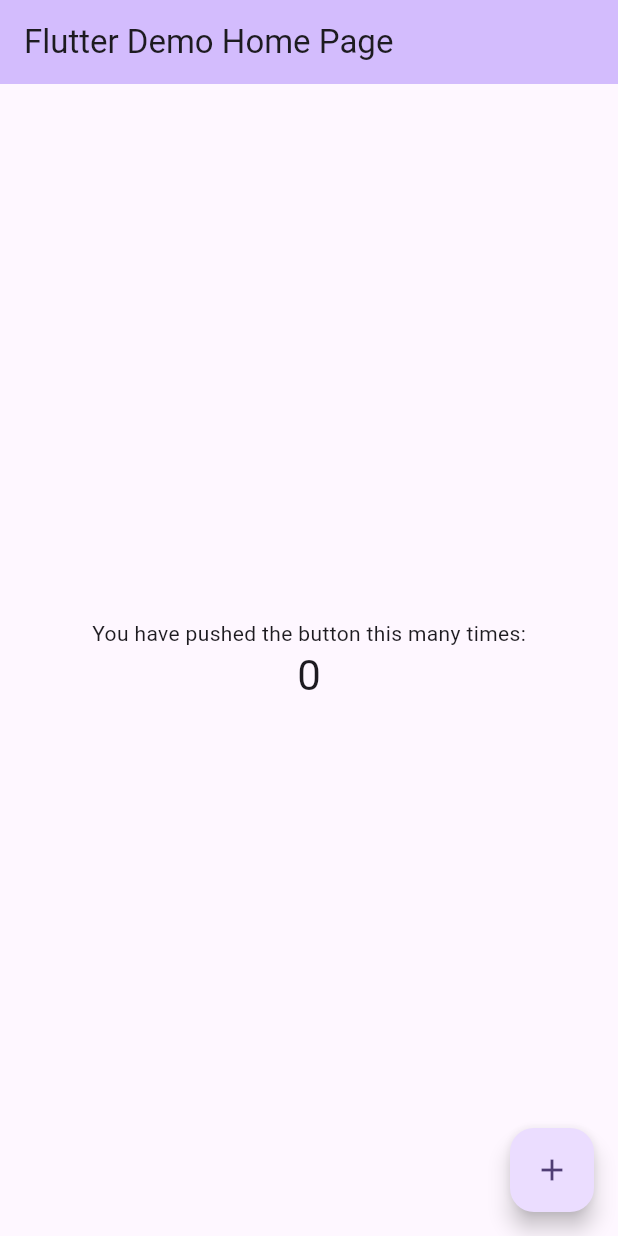
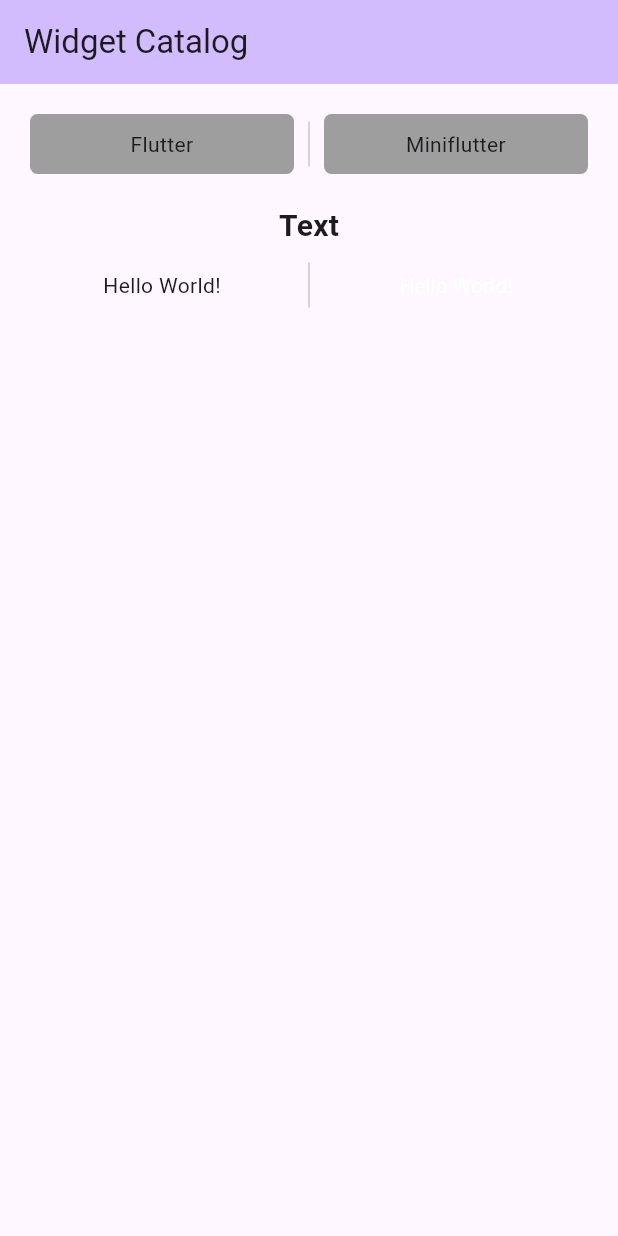
Before and after one commit to keiseiisobe/miniflutter, a Flutter app: the screen it shows after launch, on a phone screen of 412 x 824 dp. Run offline on Flutter 3.47's test engine with Material 3 defaults, Android fonts, the phone set to English and light mode, and no system bars.

Commit message:
added DefaultTextStyle class in text.dart

```diff
--- a/lib/main.dart
+++ b/lib/main.dart
@@ -1,4 +1,5 @@
 import 'package:flutter/material.dart';
+import 'package:miniflutter/widgets.dart' as miniflutter;
 
 void main() {
   runApp(const MyApp());
@@ -13,7 +14,7 @@
     return MaterialApp(
       title: 'Flutter Demo',
       theme: ThemeData(colorScheme: .fromSeed(seedColor: Colors.deepPurple)),
-      home: const MyHomePage(title: 'Flutter Demo Home Page'),
+      home: const MyHomePage(title: 'Widget Catalog'),
     );
   }
 }
@@ -28,13 +29,7 @@
 }
 
 class _MyHomePageState extends State<MyHomePage> {
-  int _counter = 0;
-
-  void _incrementCounter() {
-    setState(() {
-      _counter++;
-    });
-  }
+  static const _string1 = "Hello World!";
 
   @override
   Widget build(BuildContext context) {
@@ -43,23 +38,79 @@
         backgroundColor: Theme.of(context).colorScheme.inversePrimary,
         title: Text(widget.title),
       ),
-      body: Center(
-        child: Column(
-          mainAxisAlignment: .center,
-          children: [
-            const Text('You have pushed the button this many times:'),
-            Text(
-              '$_counter',
-              style: Theme.of(context).textTheme.headlineMedium,
-            ),
-          ],
-        ),
-      ),
-      floatingActionButton: FloatingActionButton(
-        onPressed: _incrementCounter,
-        tooltip: 'Increment',
-        child: const Icon(Icons.add),
+      body: ListView(
+        padding: EdgeInsets.all(20.0),
+        children: [
+          Row(
+            mainAxisAlignment: MainAxisAlignment.spaceBetween,
+            children: [
+              Expanded(
+                child: Container(
+                  padding: EdgeInsets.symmetric(vertical: 10, horizontal: 20),
+                  decoration: BoxDecoration(
+                    color: Colors.grey,
+                    borderRadius: BorderRadius.all(Radius.circular(5.0)),
+                  ),
+                  child: Text('Flutter', textAlign: TextAlign.center),
+                ),
+              ),
+              SizedBox(width: 20, height: 30, child: const VerticalDivider()),
+              Expanded(
+                child: Container(
+                  padding: EdgeInsets.symmetric(vertical: 10, horizontal: 20),
+                  decoration: BoxDecoration(
+                    color: Colors.grey,
+                    borderRadius: BorderRadius.all(Radius.circular(5.0)),
+                  ),
+                  child: Text('Miniflutter', textAlign: TextAlign.center),
+                ),
+              ),
+            ],
+          ),
+          SizedBox(height: 20),
+          ComparisonWidget(
+            title: 'Text',
+            flutterWidget: Text(_string1),
+            miniflutterWidget: miniflutter.Text(_string1),
+          ),
+        ],
       ),
     );
   }
 }
+
+class ComparisonWidget extends StatelessWidget {
+  const ComparisonWidget({
+    super.key,
+    required this.title,
+    required this.flutterWidget,
+    required this.miniflutterWidget,
+  });
+
+  final String title;
+
+  final Widget flutterWidget;
+
+  final Widget miniflutterWidget;
+
+  @override
+  Widget build(BuildContext context) {
+    return Column(
+      spacing: 10,
+      children: [
+        Text(
+          title,
+          style: TextStyle(fontSize: 20, fontWeight: FontWeight.bold),
+        ),
+        Row(
+          mainAxisAlignment: MainAxisAlignment.spaceBetween,
+          children: [
+            Expanded(child: Center(child: flutterWidget)),
+            SizedBox(width: 20, height: 30, child: const VerticalDivider()),
+            Expanded(child: Center(child: miniflutterWidget)),
+          ],
+        ),
+      ],
+    );
+  }
+}
--- a/packages/miniflutter/lib/src/widgets/text.dart
+++ b/packages/miniflutter/lib/src/widgets/text.dart
@@ -1,5 +1,8 @@
 import 'package:flutter/widgets.dart';
 
+/// Text Widget is just a wrapper of RichText which is a RenderObjectWidget.
+/// see the link below for details.
+/// https://docs.flutter.dev/resources/architectural-overview#rendering-and-layout:~:text=Correspondingly%2C%20the%20Image%20and%20Text%20widgets%20might%20insert%20child%20widgets%20such%20as%20RawImage%20and%20RichText%20during%20the%20build%20process.%20The%20eventual%20widget%20hierarchy%20might%20therefore%20be%20deeper%20than%20what%20the%20code%20represents%2C%20as%20in%20this%20case2%3A
 class Text extends StatelessWidget {
   const Text(
     this.data, {
@@ -28,7 +31,7 @@
     final defaultTextStyle = DefaultTextStyle.of(context);
 
     return RichText(
-      text: TextSpan(text: data),
+      text: TextSpan(text: data, style: style ?? defaultTextStyle.style),
       textAlign: textAlign ?? defaultTextStyle.textAlign ?? TextAlign.start,
       softWrap: softWrap ?? defaultTextStyle.softWrap,
       overflow: overflow ?? defaultTextStyle.overflow,
@@ -36,3 +39,69 @@
     );
   }
 }
+
+class DefaultTextStyle extends InheritedTheme {
+  const DefaultTextStyle({
+    super.key,
+    required this.style,
+    this.textAlign,
+    this.softWrap = true,
+    this.overflow = TextOverflow.clip,
+    this.maxLines,
+    required super.child,
+  });
+
+  DefaultTextStyle.fallback({super.key})
+    /// Default TextStyle depends on your platform.
+    /// ex.
+    /// The default font-family for Android,Fuchsia and Linux is Roboto.
+    /// The default font-family for iOS is SF Pro Display/SF Pro Text.
+    /// The default font-family for MacOS is .AppleSystemUIFont.
+    /// The default font-family for Windows is Segoe UI.
+    /// https://api.flutter.dev/flutter/painting/TextStyle-class.html#:~:text=The%20default%20font%2Dfamily,is%20Segoe%20UI.
+    : style = const TextStyle(),
+      textAlign = null,
+      softWrap = true,
+      overflow = TextOverflow.clip,
+      maxLines = null,
+      super(child: _NullWidget());
+
+  final TextStyle style;
+
+  final TextAlign? textAlign;
+
+  final bool softWrap;
+
+  final TextOverflow overflow;
+
+  final int? maxLines;
+
+  @override
+  Widget wrap(BuildContext context, Widget child) {
+    throw UnimplementedError();
+  }
+
+  @override
+  bool updateShouldNotify(DefaultTextStyle oldWidget) {
+    throw UnimplementedError();
+  }
+
+  static DefaultTextStyle of(BuildContext context) {
+    // BuildContext.dependOnInheritedWidgetOfExactType method require only O(1) arithmetical cost
+    // to search neareset widget<T> from element tree.
+    // https://api.flutter.dev/flutter/widgets/BuildContext/dependOnInheritedWidgetOfExactType.html#:~:text=Calling%20this%20method%20is%20O(1)%20with%20a%20small%20constant%20factor
+    return context.dependOnInheritedWidgetOfExactType<DefaultTextStyle>() ??
+        DefaultTextStyle.fallback();
+  }
+}
+
+class _NullWidget extends StatelessWidget {
+  const _NullWidget();
+
+  @override
+  Widget build(BuildContext context) {
+    throw FlutterError(
+      'DefaultTextStyle.of has been called, but DefaultTextStyle widget wan\'t found in widget tree.',
+    );
+  }
+}
--- a/packages/miniflutter/lib/widgets.dart
+++ b/packages/miniflutter/lib/widgets.dart
@@ -0,0 +1 @@
+export 'src/widgets/text.dart';
--- a/pubspec.yaml
+++ b/pubspec.yaml
@@ -33,6 +33,7 @@
 dependencies:
   flutter:
     sdk: flutter
+  miniflutter:
 
   # The following adds the Cupertino Icons font to your application.
   # Use with the CupertinoIcons class for iOS style icons.
```
Also changed, not shown: 2 other files.
